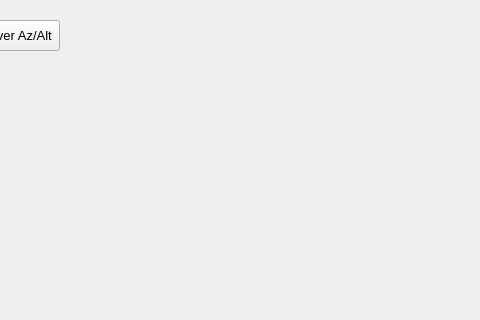
sayitfast/MountWizzard3, file mountwizzard/gui/analyse_dialog_ui.ui: the form before one commit; both pictures show x 311 to 791 and y 0 to 320 of the 791 by 641 pixel window.
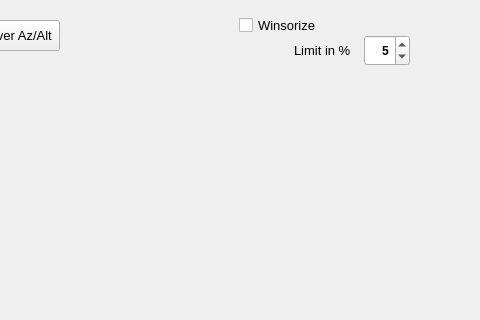
The form after the commit.

Commit message: added winsorize to analyse

Patch:
```diff
--- a/mountwizzard/gui/analyse_dialog_ui.ui
+++ b/mountwizzard/gui/analyse_dialog_ui.ui
@@ -107,6 +107,89 @@
     <string>Error over Az/Alt</string>
    </property>
   </widget>
+  <widget class="QCheckBox" name="checkWinsorize">
+   <property name="geometry">
+    <rect>
+     <x>550</x>
+     <y>10</y>
+     <width>101</width>
+     <height>31</height>
+    </rect>
+   </property>
+   <property name="font">
+    <font>
+     <pointsize>10</pointsize>
+    </font>
+   </property>
+   <property name="toolTip">
+    <string>&lt;html&gt;&lt;head/&gt;&lt;body&gt;&lt;p&gt;Update the refraction parameters to the mount when camera is connected and IDLE.&lt;/p&gt;&lt;/body&gt;&lt;/html&gt;</string>
+   </property>
+   <property name="layoutDirection">
+    <enum>Qt::LeftToRight</enum>
+   </property>
+   <property name="text">
+    <string>Winsorize</string>
+   </property>
+   <property name="checked">
+    <bool>false</bool>
+   </property>
+  </widget>
+  <widget class="QDoubleSpinBox" name="winsorizeLimit">
+   <property name="geometry">
+    <rect>
+     <x>675</x>
+     <y>35</y>
+     <width>46</width>
+     <height>31</height>
+    </rect>
+   </property>
+   <property name="font">
+    <font>
+     <family>Arial</family>
+     <weight>75</weight>
+     <bold>true</bold>
+    </font>
+   </property>
+   <property name="toolTip">
+    <string>&lt;html&gt;&lt;head/&gt;&lt;body&gt;&lt;p&gt;&lt;br/&gt;&lt;/p&gt;&lt;/body&gt;&lt;/html&gt;</string>
+   </property>
+   <property name="alignment">
+    <set>Qt::AlignRight|Qt::AlignTrailing|Qt::AlignVCenter</set>
+   </property>
+   <property name="decimals">
+    <number>0</number>
+   </property>
+   <property name="minimum">
+    <double>1.000000000000000</double>
+   </property>
+   <property name="maximum">
+    <double>30.000000000000000</double>
+   </property>
+   <property name="singleStep">
+    <double>1.000000000000000</double>
+   </property>
+   <property name="value">
+    <double>5.000000000000000</double>
+   </property>
+  </widget>
+  <widget class="QLabel" name="label_201">
+   <property name="geometry">
+    <rect>
+     <x>605</x>
+     <y>35</y>
+     <width>61</width>
+     <height>31</height>
+    </rect>
+   </property>
+   <property name="font">
+    <font>
+     <pointsize>10</pointsize>
+    </font>
+   </property>
+   <property name="text">
+    <string>Limit in %</string>
+   </property>
+  </widget>
   <zorder>analyseBackground</zorder>
   <zorder>btn_errorTime</zorder>
   <zorder>btn_errorOverview</zorder>
```
Left out of the diff: 3 changed lines with no effect on the pictures. The commit also changes 3 other files.
